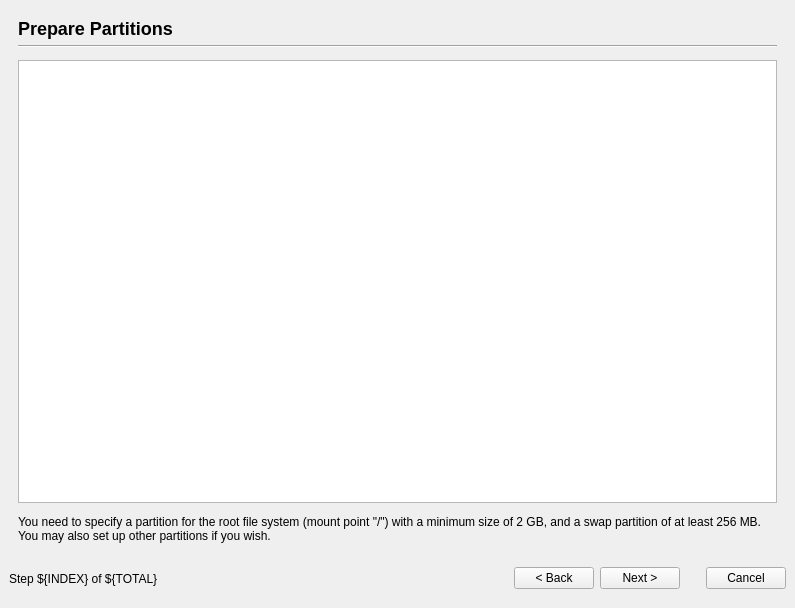
This is gui/qt/liveinstaller.ui in chenhan1218/ubiquity as Qt 5 draws it before an edit. The edited form follows.
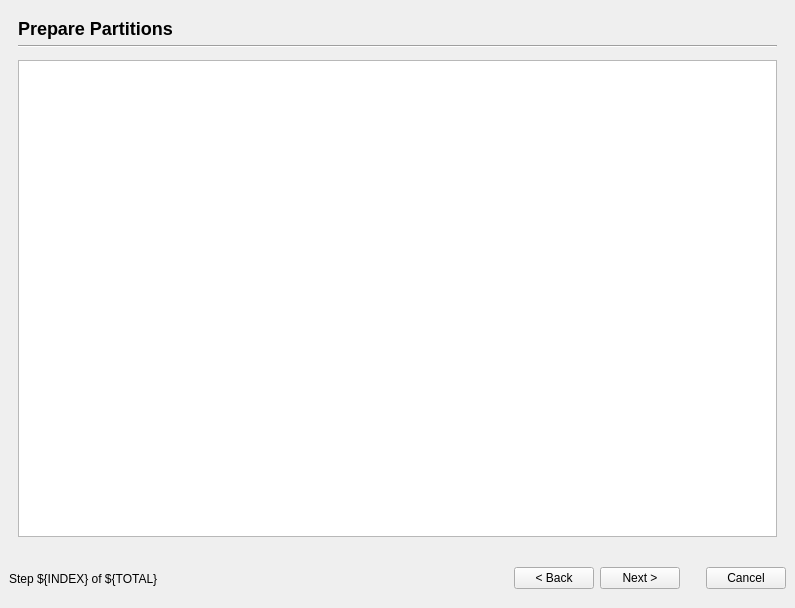
This is the edited form. The open tabs and pages were chosen to show the change. Icons and pictures are not drawn.

Commit message: * Tore out partition_help.  This may be replaced by more detailed help text,   viewable by pressing a help button.

Patch:
```diff
--- a/gui/qt/liveinstaller.ui
+++ b/gui/qt/liveinstaller.ui
@@ -722,19 +722,6 @@
          </property>
         </widget>
        </item>
-       <item row="5" column="0" >
-        <widget class="QLabel" name="partition_help" >
-         <property name="text" >
-          <string>You need to specify a partition for the root file system (mount point "/") with a minimum size of 2 GB, and a swap partition of at least 256 MB. You may also set up other partitions if you wish.</string>
-         </property>
-         <property name="alignment" >
-          <set>Qt::AlignVCenter</set>
-         </property>
-         <property name="wordWrap" >
-          <bool>true</bool>
-         </property>
-        </widget>
-       </item>
        <item row="3" column="0" >
         <widget class="QTreeView" name="partition_list_treeview" >
          <property name="contextMenuPolicy" >
```
The commit also changes 2 other files.
